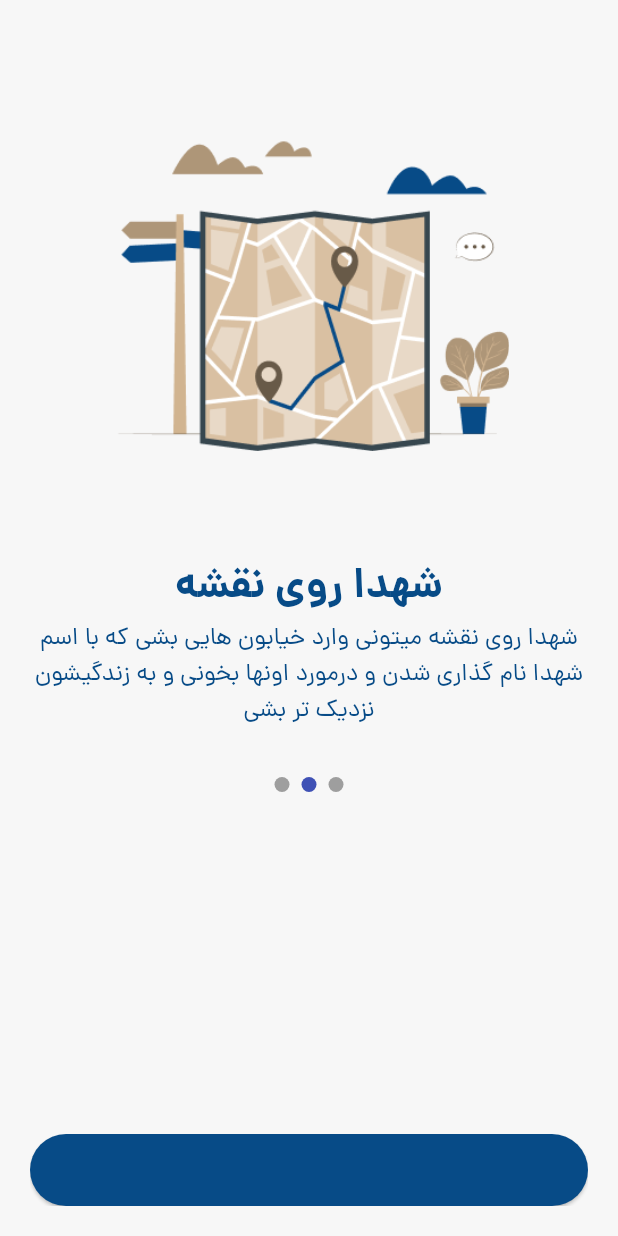
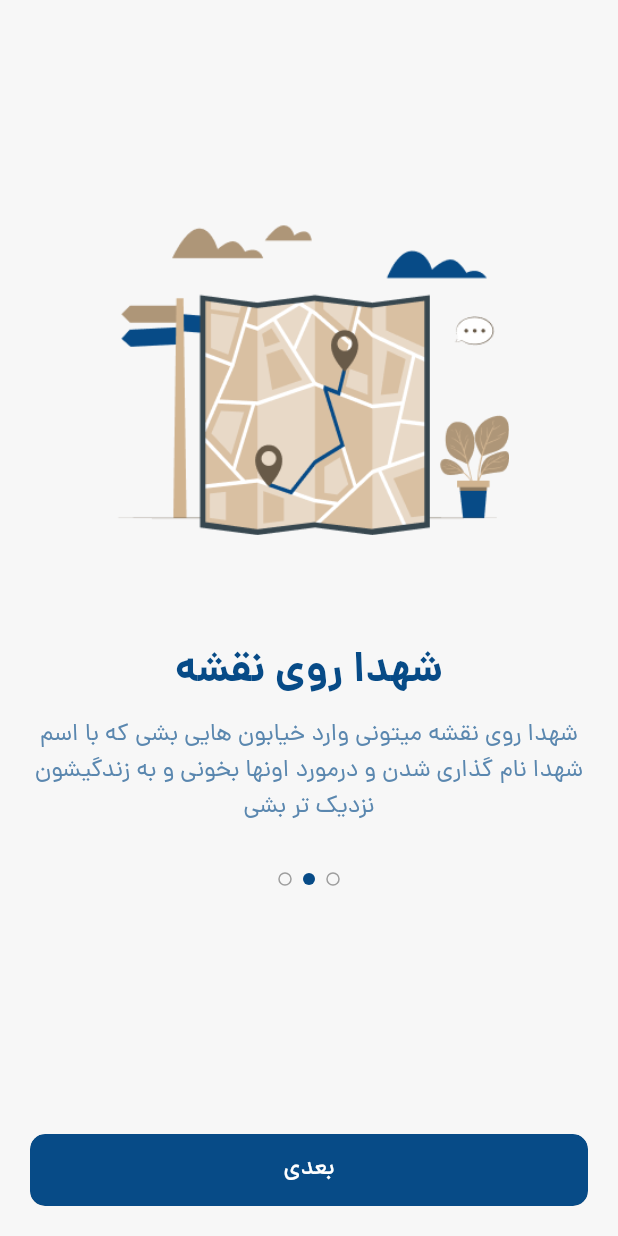
Before and after one commit to Ho3einTahan/shahidNeshan, a Flutter app: the OnboardingScreen screen opened directly, after a tap on "بعدی", on a phone screen of 412 x 824 dp. Run offline on Flutter 3.47's test engine with Material 3 defaults, Android fonts, the phone set to English and light mode, and no system bars; drawn by our look-alikes of smooth_page_indicator; our stand-ins replace flutter_bloc, flutter_map, flutter_svg, get_it, latlong2, webview_flutter; missing offline and left inert: story; statements that could not run were skipped.

Commit message:
Update    onboarding_screen.dart

```diff
--- a/lib/src/view/onboarding/presentation/screen/onboarding_screen.dart
+++ b/lib/src/view/onboarding/presentation/screen/onboarding_screen.dart
@@ -1,5 +1,7 @@
 import 'package:flutter/material.dart';
 import 'package:shahid_neshan/src/config/theme.dart';
+import 'package:shahid_neshan/src/core/extenstion/navigation_extension.dart';
+import 'package:shahid_neshan/src/view/auth/presentation/screen/login_register_screen.dart';
 import 'package:smooth_page_indicator/smooth_page_indicator.dart';
 
 import '../../../location/presentaion/data/model/onboarding_model.dart';
@@ -18,6 +20,7 @@ class _OnboardingScreenState extends State<OnboardingScreen> {
   Widget build(BuildContext context) {
     return  Scaffold(
       backgroundColor: CustomTheme.theme.scaffoldBackgroundColor,
+      appBar: AppBar(actions: const [],leading: const SizedBox.shrink(),),
       body: PageView.builder(
         controller: _pageController,
         itemCount: OnboardingScreenHandler.getOnboardingItem.length,
@@ -28,24 +31,27 @@ class _OnboardingScreenState extends State<OnboardingScreen> {
               Image.asset("images/${OnboardingScreenHandler.getOnboardingItem[index].image}.png", width: 267, height: 352),
               Text(OnboardingScreenHandler.getOnboardingItem[index].subTitle,
                   style: Theme.of(context).textTheme.bodyLarge!.copyWith(color: CustomTheme.theme.colorScheme.primary, fontSize: 28, fontWeight: FontWeight.w700)),
+              const SizedBox(height: 8,),
               Text(
                 OnboardingScreenHandler.getOnboardingItem[index].title,
                 textAlign: TextAlign.center,
-                style: Theme.of(context).textTheme.bodyLarge!.copyWith(color: CustomTheme.theme.colorScheme.primary, fontSize: 16, fontWeight: FontWeight.w400),
+                style: Theme.of(context).textTheme.bodyLarge!.copyWith(color: const Color(0xff5A87AF), fontSize: 16, fontWeight: FontWeight.w400),
               ),
               Padding(
                 padding: const EdgeInsets.only(top: 32),
-                child: SmoothPageIndicator(controller: _pageController, count: 3, effect: const WormEffect(dotHeight: 10, dotWidth: 10), onDotClicked: (index) {}),
+                child: SmoothPageIndicator(controller: _pageController, count: 3 ,effect:  WormEffect(dotHeight: 8,paintStyle: PaintingStyle.stroke ,dotWidth: 8,activeDotColor:Theme.of(context).primaryColor ), onDotClicked: (index) {}),
               ),
               const Spacer(),
               ClipRRect(
                 borderRadius: BorderRadius.circular(10),
                 child: ElevatedButton(
-                    style: ElevatedButton.styleFrom(backgroundColor: CustomTheme.theme.primaryColor, minimumSize: const Size(double.infinity, 48)),
+                    style: ElevatedButton.styleFrom(backgroundColor: CustomTheme.theme.primaryColor,shape: RoundedRectangleBorder(borderRadius: BorderRadius.circular(10)) ,minimumSize: const Size(double.infinity, 48)),
                     onPressed: () {
-                      _pageController.nextPage(duration: const Duration(milliseconds: 600), curve: Curves.easeInSine);
+                      index == 2
+                        ? context.navigate(LoginRegisterScreen())
+                        :_pageController.nextPage(duration: const Duration(milliseconds: 600), curve: Curves.easeInSine);
                     },
-                    child: const Text("بعدی", style: TextStyle(fontSize: 19))),
+                    child: Text("بعدی", style:Theme.of(context).textTheme.bodyMedium!.copyWith(fontSize: 16,color: Colors.white))),
               ),
             ],
           ),
```
